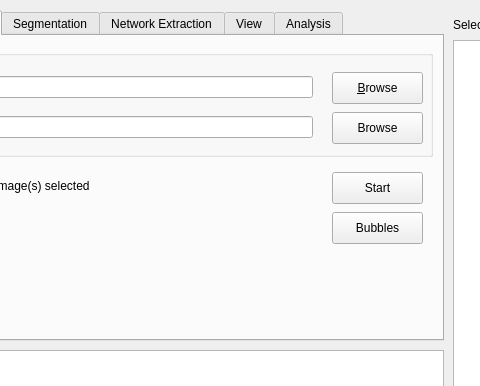
This is processdialog.ui in tobinder/processdialog as Qt 5 draws it before an edit; both pictures show x 247 to 727 and y 0 to 386 of the 1011 by 697 pixel window. The edited form follows.
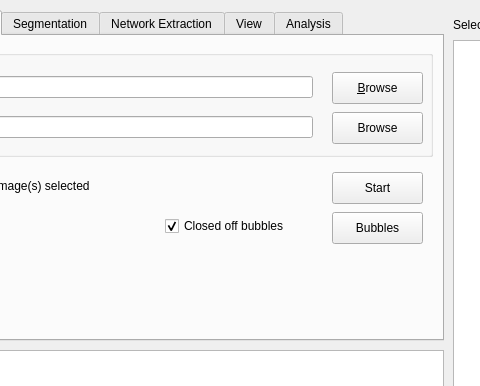
This is the edited form. The open tabs and pages were chosen to show the change. Icons and pictures are not drawn.

Commit message: add button to select firn mode

```diff
--- a/processdialog.ui
+++ b/processdialog.ui
@@ -894,6 +894,22 @@
       <string>Bubbles</string>
      </property>
     </widget>
+    <widget class="QCheckBox" name="firnBox">
+     <property name="geometry">
+      <rect>
+       <x>400</x>
+       <y>180</y>
+       <width>151</width>
+       <height>20</height>
+      </rect>
+     </property>
+     <property name="text">
+      <string>Closed off bubbles</string>
+     </property>
+     <property name="checked">
+      <bool>true</bool>
+     </property>
+    </widget>
    </widget>
    <widget class="QWidget" name="CIS">
     <attribute name="title">
```
Left out of the diff: 6 changed lines with no effect on the pictures. The commit also changes 1 other file.
